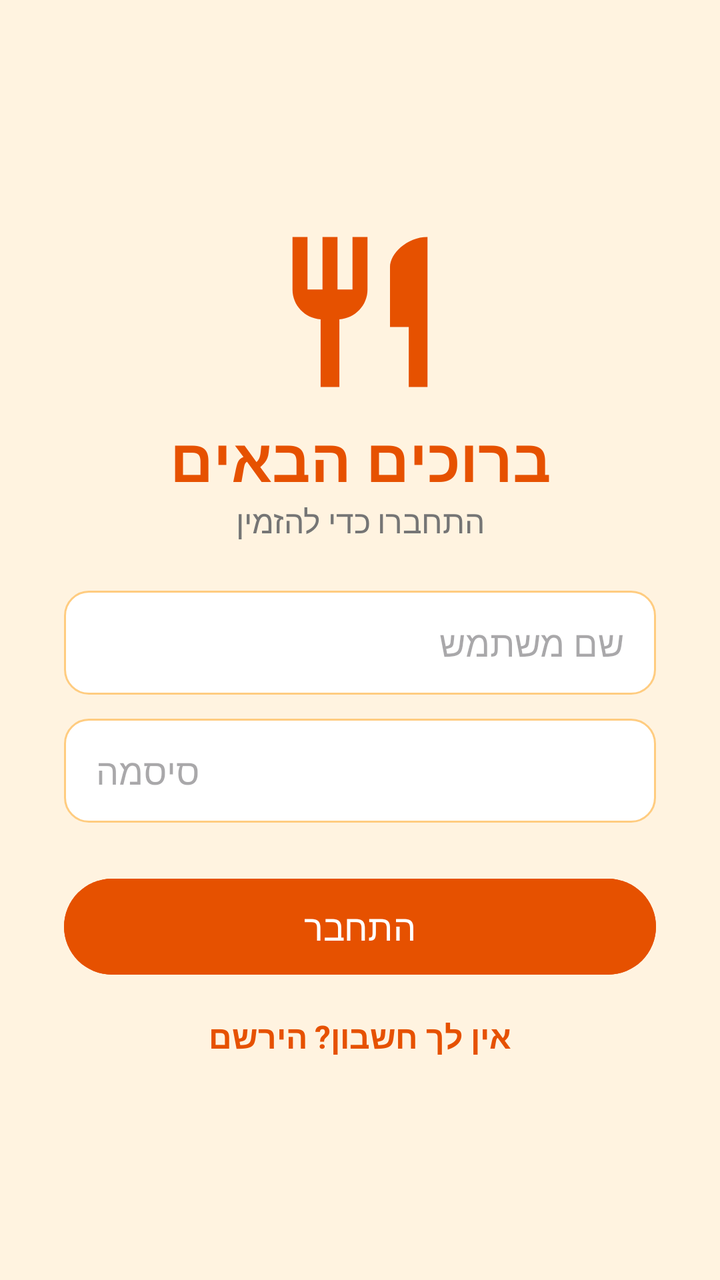
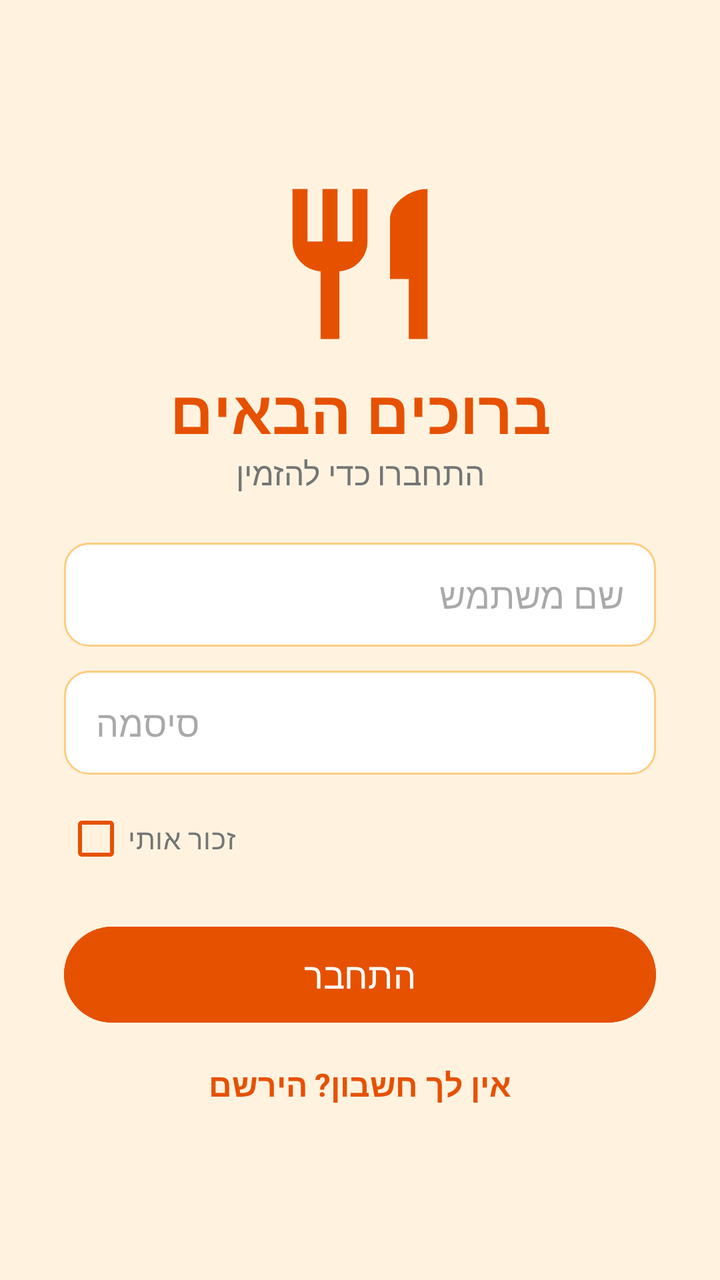

Before-and-after screenshots of an Android layout around one commit, followed by the original layout XML and the change that was made.
<!-- AndroidManifest.xml: application theme Theme.CafeteriaApp -->
<!-- res/layout/activity_sign_in.xml -->
<?xml version="1.0" encoding="utf-8"?>
<LinearLayout xmlns:android="http://schemas.android.com/apk/res/android"
    android:layout_width="match_parent"
    android:layout_height="match_parent"
    android:orientation="vertical"
    android:gravity="center"
    android:padding="32dp"
    android:background="@color/cream">

    <ImageView
        android:layout_width="90dp"
        android:layout_height="90dp"
        android:src="@drawable/logo" />

    <TextView
        android:layout_width="wrap_content"
        android:layout_height="wrap_content"
        android:layout_marginTop="8dp"
        android:text="ברוכים הבאים"
        android:textSize="30sp"
        android:textStyle="bold"
        android:textColor="@color/orange" />

    <TextView
        android:layout_width="wrap_content"
        android:layout_height="wrap_content"
        android:layout_marginBottom="24dp"
        android:text="התחברו כדי להזמין"
        android:textSize="16sp"
        android:textColor="@color/gray" />

    <EditText
        android:id="@+id/etUsername"
        android:layout_width="match_parent"
        android:layout_height="52dp"
        android:background="@drawable/input_bg"
        android:paddingHorizontal="16dp"
        android:hint="שם משתמש"
        android:inputType="text" />

    <EditText
        android:id="@+id/etPassword"
        android:layout_width="match_parent"
        android:layout_height="52dp"
        android:layout_marginTop="12dp"
        android:background="@drawable/input_bg"
        android:paddingHorizontal="16dp"
        android:hint="סיסמה"
        android:inputType="textPassword" />

    <Button
        android:id="@+id/btnSignIn"
        android:layout_width="match_parent"
        android:layout_height="56dp"
        android:layout_marginTop="24dp"
        android:text="התחבר"
        android:textSize="18sp"
        android:backgroundTint="@color/orange" />

    <TextView
        android:id="@+id/tvGoToSignUp"
        android:layout_width="wrap_content"
        android:layout_height="wrap_content"
        android:layout_marginTop="16dp"
        android:text="אין לך חשבון? הירשם"
        android:textSize="16sp"
        android:textStyle="bold"
        android:textColor="@color/orange"
        android:clickable="true" />

</LinearLayout>
<!-- resources referenced by this layout -->
<resources>
  <color name="cream">#FFF3E0</color>
  <color name="gray">#757575</color>
  <color name="orange">#E65100</color>
  <!-- drawable input_bg (drawable) -->
  <?xml version="1.0" encoding="utf-8"?>
  <shape xmlns:android="http://schemas.android.com/apk/res/android"
      android:shape="rectangle">
      <solid android:color="@color/white" />
      <stroke
          android:width="1dp"
          android:color="@color/border" />
      <corners android:radius="12dp" />
  </shape>
  <!-- drawable logo (drawable) -->
  <vector xmlns:android="http://schemas.android.com/apk/res/android"
      android:width="24dp"
      android:height="24dp"
      android:viewportWidth="24"
      android:viewportHeight="24">
      <path
          android:fillColor="#E65100"
          android:pathData="M11,9H9V2H7v7H5V2H3v7c0,2.12 1.66,3.84 3.75,3.97V22h2.5v-9.03C11.34,12.84 13,11.12 13,9V2h-2V9zM16,6v8h2.5v8H21V2C18.24,2 16,4.24 16,6z" />
  </vector>
  <style name="Theme.CafeteriaApp" parent="Base.Theme.CafeteriaApp" />
  <color name="white">#FFFFFFFF</color>
  <color name="border">#FFCC80</color>
  <style name="Base.Theme.CafeteriaApp" parent="Theme.Material3.DayNight.NoActionBar">
          
          
      </style>
</resources>

<!-- the commit's change to res/layout/activity_sign_in.xml (unified diff, before → after) -->
@@ -48,11 +48,21 @@
         android:hint="סיסמה"
         android:inputType="textPassword" />
 
+    <CheckBox
+        android:id="@+id/cbRememberMe"
+        android:layout_width="wrap_content"
+        android:layout_height="wrap_content"
+        android:layout_gravity="start"
+        android:layout_marginTop="8dp"
+        android:text="זכור אותי"
+        android:textColor="@color/gray"
+        android:buttonTint="@color/orange" />
+
     <Button
         android:id="@+id/btnSignIn"
         android:layout_width="match_parent"
         android:layout_height="56dp"
-        android:layout_marginTop="24dp"
+        android:layout_marginTop="16dp"
         android:text="התחבר"
         android:textSize="18sp"
         android:backgroundTint="@color/orange" />
